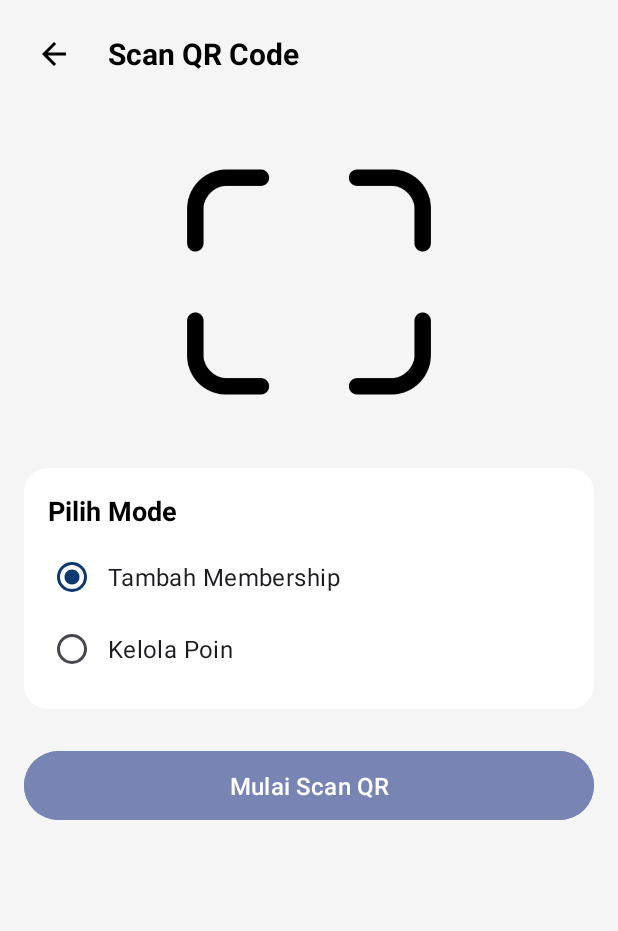
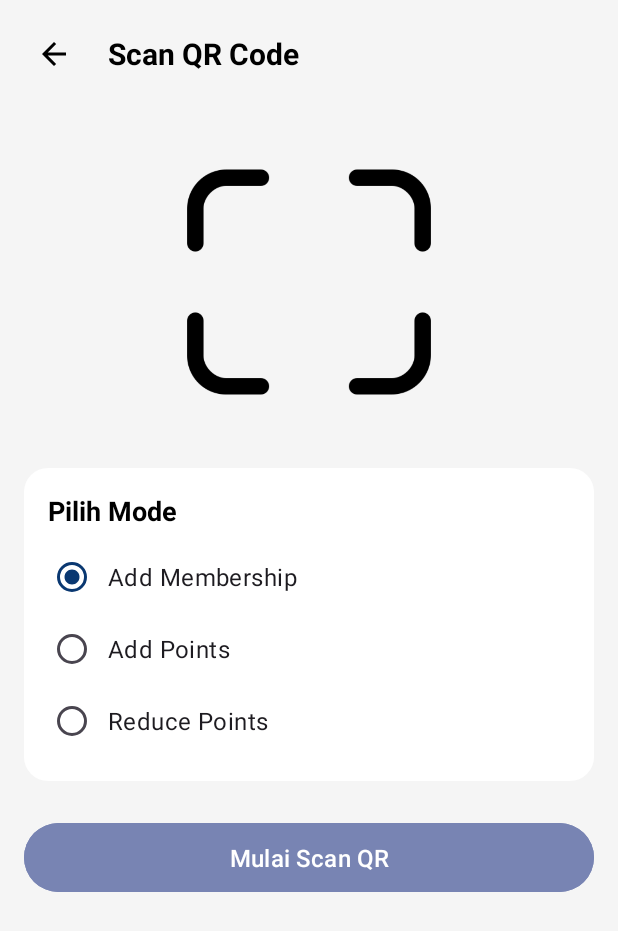
Before and after one commit to reeves63/VirtualMembership_MobileApp, an Android app: the ScanQRActivity screen opened directly, with no data from a screen before it, on a phone screen of 412 x 824 dp. Shown: the top 931 px of the screen. Run offline under Robolectric (Android 15) with nearby library versions, the phone set to English and light mode, and no system bars; our stand-ins replace Firebase (no records; nobody signed in at launch, a user with empty details on screens opened directly); 1 statement that could not run was skipped.

Commit message:
Reduce Point

```diff
--- a/app/src/main/res/layout/activity_scan_qr.xml
+++ b/app/src/main/res/layout/activity_scan_qr.xml
@@ -71,7 +71,7 @@
                 android:id="@+id/radioAddMembership"
                 android:layout_width="wrap_content"
                 android:layout_height="wrap_content"
-                android:text="Tambah Membership"
+                android:text="Add Membership"
                 android:textSize="16sp"
                 android:padding="8dp"
                 android:checked="true" />
@@ -80,7 +80,15 @@
                 android:id="@+id/radioManagePoints"
                 android:layout_width="wrap_content"
                 android:layout_height="wrap_content"
-                android:text="Kelola Poin"
+                android:text="Add Points"
+                android:textSize="16sp"
+                android:padding="8dp" />
+
+            <RadioButton
+                android:id="@+id/radioReducePoints"
+                android:layout_width="wrap_content"
+                android:layout_height="wrap_content"
+                android:text="Reduce Points"
                 android:textSize="16sp"
                 android:padding="8dp" />
         </RadioGroup>
```
Also changed, not shown: app/src/main/java/com/example/uts_pagisore/ScanQRActivity.kt (+48 -5 lines).
